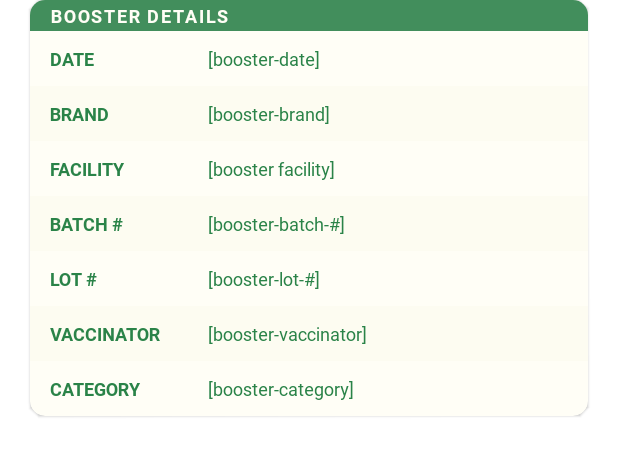
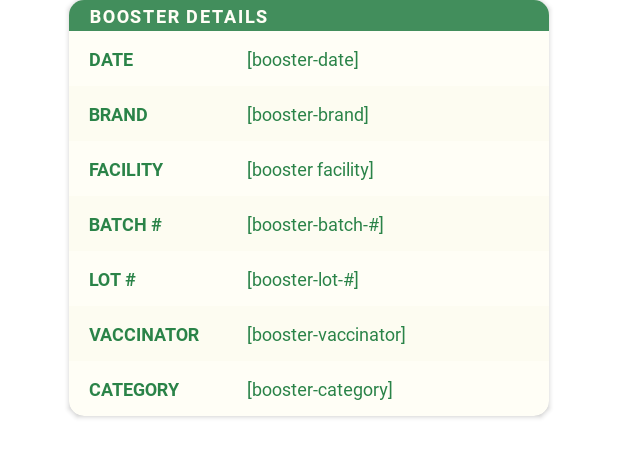
Before and after one commit to utracedlsu/U-Trace, an Android app: the layout fragment_boosteraddinfo.xml on its own in the app's theme, with its tools: preview values and no code run, on a phone screen of 412 x 824 dp. Shown: the top 457 px of the screen. Run offline under Robolectric (Android 15) with nearby library versions, the phone set to English and light mode, and no system bars.

Commit message:
UI Bug Fix for Vax Dialogs

```diff
--- a/app/src/main/res/layout/fragment_boosteraddinfo.xml
+++ b/app/src/main/res/layout/fragment_boosteraddinfo.xml
@@ -5,11 +5,9 @@
     android:layout_width="match_parent"
     android:layout_height="match_parent">
 
-    <com.google.android.material.card.MaterialCardView
-        android:layout_width="0dp"
+    <androidx.cardview.widget.CardView
+        android:layout_width="320dp"
         android:layout_height="wrap_content"
-        android:layout_marginStart="20dp"
-        android:layout_marginEnd="20dp"
         android:backgroundTint="#FFFEF6"
         app:cardCornerRadius="10dp"
         app:layout_constraintEnd_toEndOf="parent"
@@ -417,6 +415,6 @@
 
 
         </androidx.constraintlayout.widget.ConstraintLayout>
-    </com.google.android.material.card.MaterialCardView>
+    </androidx.cardview.widget.CardView>
 
 </androidx.constraintlayout.widget.ConstraintLayout>
```
Also changed, not shown: app/src/main/res/layout/fragment_vaxaddinfo.xml (+3 -5 lines).
